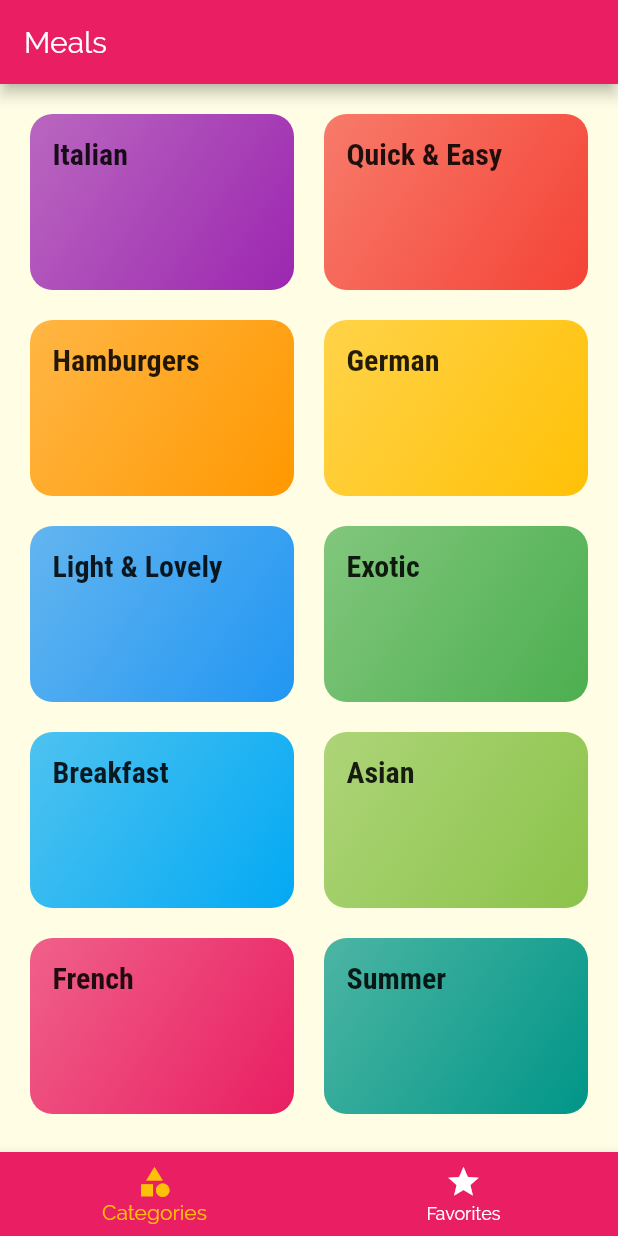
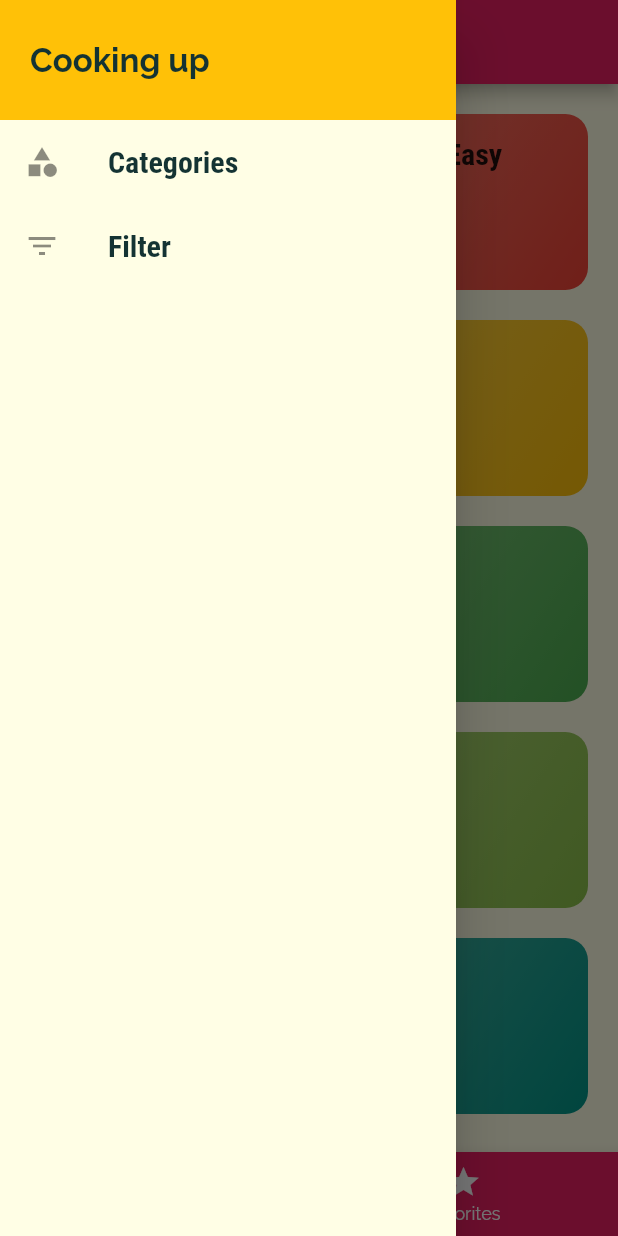
Before and after one commit to mohaBz/delimeals, a Flutter app: the screen it shows after launch, with the side drawer open (before the commit the screen has no drawer), on a phone screen of 412 x 824 dp. Run offline on Flutter 3.47's test engine with Material 2 defaults, Android fonts, the phone set to English and light mode, and no system bars.

Commit message:
adding drawer with links to tabs and filter

```diff
--- a/lib/main.dart
+++ b/lib/main.dart
@@ -1,6 +1,7 @@
 import 'package:delimeals/screens/bottom_tabs_screen.dart';
 import 'package:delimeals/screens/categories_screen.dart';
 import 'package:delimeals/screens/category_meals_screen.dart';
+import 'package:delimeals/screens/filter_screen.dart';
 import 'package:delimeals/screens/meal_detail_screen.dart';
 import 'package:delimeals/screens/tabs_screen.dart';
 import 'package:flutter/material.dart';
@@ -42,10 +43,11 @@ class MyApp extends StatelessWidget {
         ,
         visualDensity: VisualDensity.adaptivePlatformDensity,
       ),
-      home: BottomTabsScreen(),
       routes: {
+        '/': (ctx) => BottomTabsScreen(),
         CategoryMealsScreen.routeName: (ctx) => CategoryMealsScreen(),
         MealDetailScreen.routeName: (ctx) => MealDetailScreen(),
+        FilterScreen.routeName: (ctx) => FilterScreen(),
       },
       onGenerateRoute: (settings) {
         print(settings.arguments);
--- a/lib/screens/bottom_tabs_screen.dart
+++ b/lib/screens/bottom_tabs_screen.dart
@@ -1,5 +1,6 @@
 import 'package:delimeals/screens/categories_screen.dart';
 import 'package:delimeals/screens/favorites_screen.dart';
+import 'package:delimeals/widgets/main_drawer.dart';
 import 'package:flutter/material.dart';
 
 class BottomTabsScreen extends StatefulWidget {
@@ -19,6 +20,9 @@ class _BottomTabsScreenState extends State<BottomTabsScreen> {
   @override
   Widget build(BuildContext context) {
     return Scaffold(
+      drawer: Drawer(
+        child: MainDrawer(),
+      ),
       appBar: AppBar(
         title: Text("Meals"),
       ),
--- /dev/null
+++ b/lib/screens/filter_screen.dart
@@ -0,0 +1,16 @@
+import 'package:flutter/material.dart';
+
+class FilterScreen extends StatelessWidget {
+  static const routeName = "/filter";
+  @override
+  Widget build(BuildContext context) {
+    return Scaffold(
+      appBar: AppBar(
+        title: Text("Filter"),
+      ),
+      body: Center(
+        child: Text("Filter"),
+      ),
+    );
+  }
+}
--- /dev/null
+++ b/lib/widgets/main_drawer.dart
@@ -0,0 +1,46 @@
+import 'package:delimeals/screens/filter_screen.dart';
+import 'package:flutter/material.dart';
+
+class MainDrawer extends StatelessWidget {
+  Widget buildTile(IconData icon, String title, Function tabHandler) {
+    return ListTile(
+      leading: Icon(
+        icon,
+        size: 24,
+      ),
+      title: Text(
+        title,
+        style: TextStyle(
+            fontFamily: "RobotoCondensed",
+            fontSize: 20,
+            fontWeight: FontWeight.bold),
+      ),
+      onTap: tabHandler,
+    );
+  }
+
+  @override
+  Widget build(BuildContext context) {
+    return Column(
+      children: [
+        Container(
+          height: 80,
+          width: double.infinity,
+          padding: EdgeInsets.all(20),
+          alignment: Alignment.centerLeft,
+          color: Theme.of(context).accentColor,
+          child: Text(
+            "Cooking up",
+            style: TextStyle(fontSize: 22, fontWeight: FontWeight.bold),
+          ),
+        ),
+        buildTile(Icons.category, "Categories", () {
+          Navigator.of(context).pushNamed('/');
+        }),
+        buildTile(Icons.filter_list, "Filter", () {
+          Navigator.of(context).pushNamed(FilterScreen.routeName);
+        }),
+      ],
+    );
+  }
+}
```
